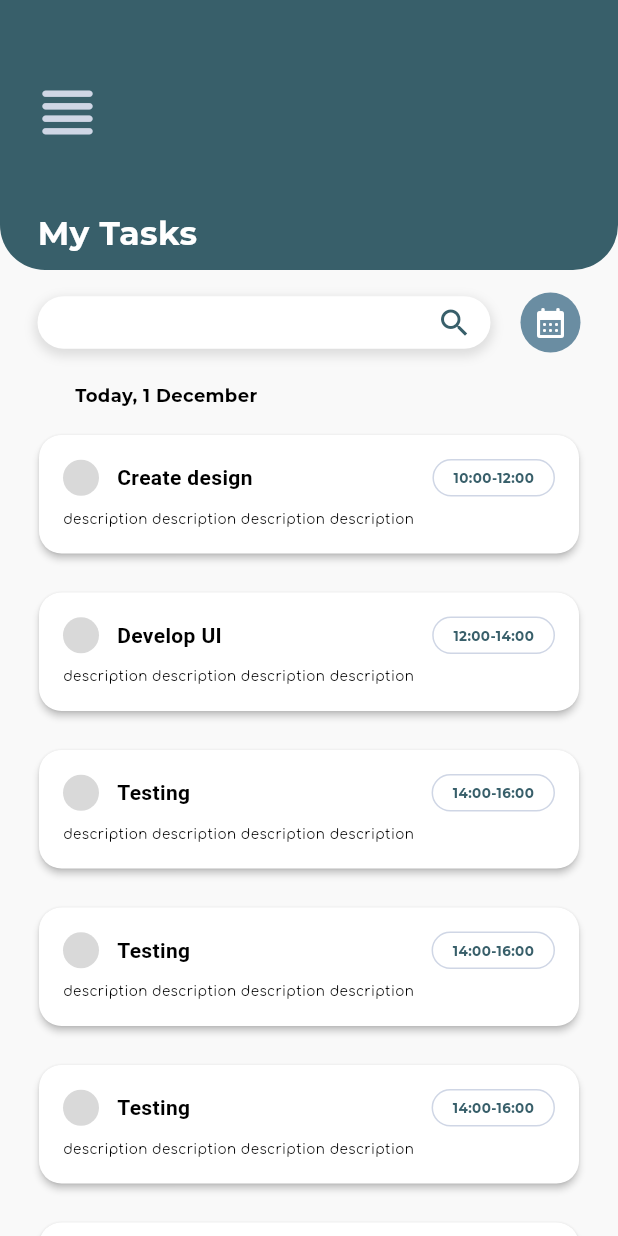
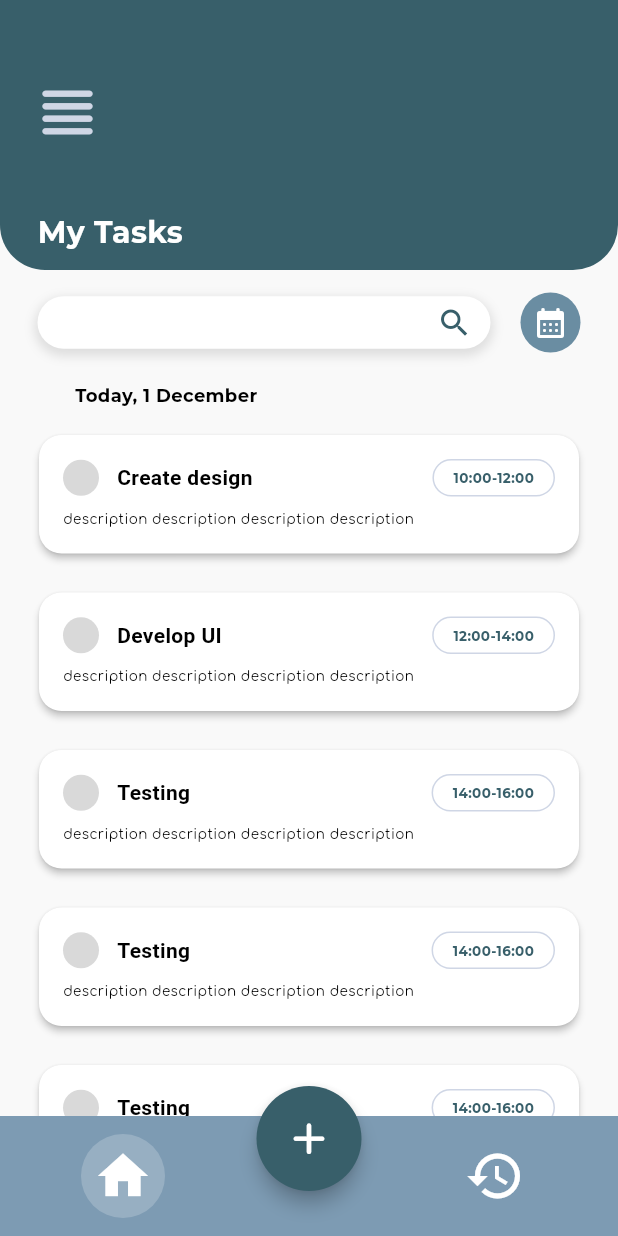
Before and after one commit to jjuulliiaas/tasker, a Flutter app: the screen it shows after launch, on a phone screen of 412 x 824 dp. Run offline on Flutter 3.47's test engine with Material 3 defaults, Android fonts, the phone set to English and light mode, and no system bars; project files that could hold a hidden picture were left out.

Commit message:
- add bottom navigation bar

```diff
--- a/lib/screens/home.dart
+++ b/lib/screens/home.dart
@@ -4,6 +4,7 @@ import 'package:tasker/theme/colors.dart';
 import 'package:tasker/theme/styled_text.dart';
 import 'package:tasker/widgets/search_bar.dart' as custom;
 import '../widgets/task_container.dart';
+import '../widgets/bottom_nav_bar.dart';
 
 class HomePage extends StatelessWidget {
   final List<Map<String, String>> tasks = [
@@ -110,6 +111,20 @@ class HomePage extends StatelessWidget {
           ),
         ],
       ),
+      floatingActionButtonLocation: FloatingActionButtonLocation.centerDocked,
+      bottomNavigationBar: CustomBottomNavigationBar(
+        onHomeTap: () {
+          // TO DO actions for home button
+        },
+        onHistoryTap: () {
+          // TO DO actions for history button
+        },
+        onAddTaskTap: () {
+          // TO DO actions for add task button
+        },
+        isHomeSelected: true,
+        isHistorySelected: false,
+      ),
     );
   }
 }
--- a/lib/theme/colors.dart
+++ b/lib/theme/colors.dart
@@ -12,5 +12,7 @@ class ColorsList {
   static const Color kAuthBackground = Color(0xFFCFD6E5);
   static const Color kGrey = Color(0xFFD9D9D9);
   static const Color kRed = Color(0xFF1BC1417);
+  static const Color kBottomNav = Color(0xFF7D9BB3);
+
 
 }
--- a/lib/theme/styled_text.dart
+++ b/lib/theme/styled_text.dart
@@ -11,7 +11,7 @@ class StyledText extends StatelessWidget {
   StyledText.mainHeading({required this.text, required Color color})
       : style = TextStyle(
     fontFamily: 'Montserrat',
-    fontSize: 22,
+    fontSize: 20,
     fontWeight: FontWeight.w800,
     color: color,
   );
--- /dev/null
+++ b/lib/widgets/bottom_nav_bar.dart
@@ -0,0 +1,78 @@
+import 'package:flutter/material.dart';
+import 'package:tasker/theme/colors.dart';
+
+class CustomBottomNavigationBar extends StatelessWidget {
+  final Function() onHomeTap;
+  final Function() onHistoryTap;
+  final Function() onAddTaskTap;
+  final bool isHomeSelected;
+  final bool isHistorySelected;
+
+  CustomBottomNavigationBar({
+    required this.onHomeTap,
+    required this.onHistoryTap,
+    required this.onAddTaskTap,
+    this.isHomeSelected = false,
+    this.isHistorySelected = false,
+  });
+
+  @override
+  Widget build(BuildContext context) {
+    return Stack(
+      alignment: Alignment.bottomCenter,
+      clipBehavior: Clip.none,
+      children: [
+        BottomAppBar(
+          shape: CircularNotchedRectangle(),
+          notchMargin: 8.0,
+          color: ColorsList.kBottomNav,
+          child: Row(
+            mainAxisAlignment: MainAxisAlignment.spaceAround,
+            children: <Widget>[
+              // Home button with active state
+              GestureDetector(
+                onTap: onHomeTap,
+                child: Container(
+                  padding: EdgeInsets.all(8.0),
+                  decoration: BoxDecoration(
+                    color: isHomeSelected ? Colors.white.withOpacity(0.2) : Colors.transparent,
+                    shape: BoxShape.circle,
+                  ),
+                  child: Icon(Icons.home, size: 40, color: Colors.white),
+                ),
+              ),
+              SizedBox(width: 40),
+
+              // History button with active state
+              GestureDetector(
+                onTap: onHistoryTap,
+                child: Container(
+                  padding: EdgeInsets.all(8.0),
+                  decoration: BoxDecoration(
+                    color: isHistorySelected ? Colors.white.withOpacity(0.2) : Colors.transparent,
+                    shape: BoxShape.circle,
+                  ),
+                  child: Icon(Icons.history, size: 40, color: Colors.white),
+                ),
+              ),
+            ],
+          ),
+        ),
+        Positioned(
+          bottom: 30.0,
+          child: SizedBox(
+            width: 70,
+            height: 70,
+            child: FloatingActionButton(
+              onPressed: onAddTaskTap,
+              child: Icon(Icons.add_rounded, size: 35, color: Colors.white),
+              backgroundColor: ColorsList.kDarkGreen,
+              elevation: 5,
+              shape: CircleBorder(),
+            ),
+          ),
+        ),
+      ],
+    );
+  }
+}
```
